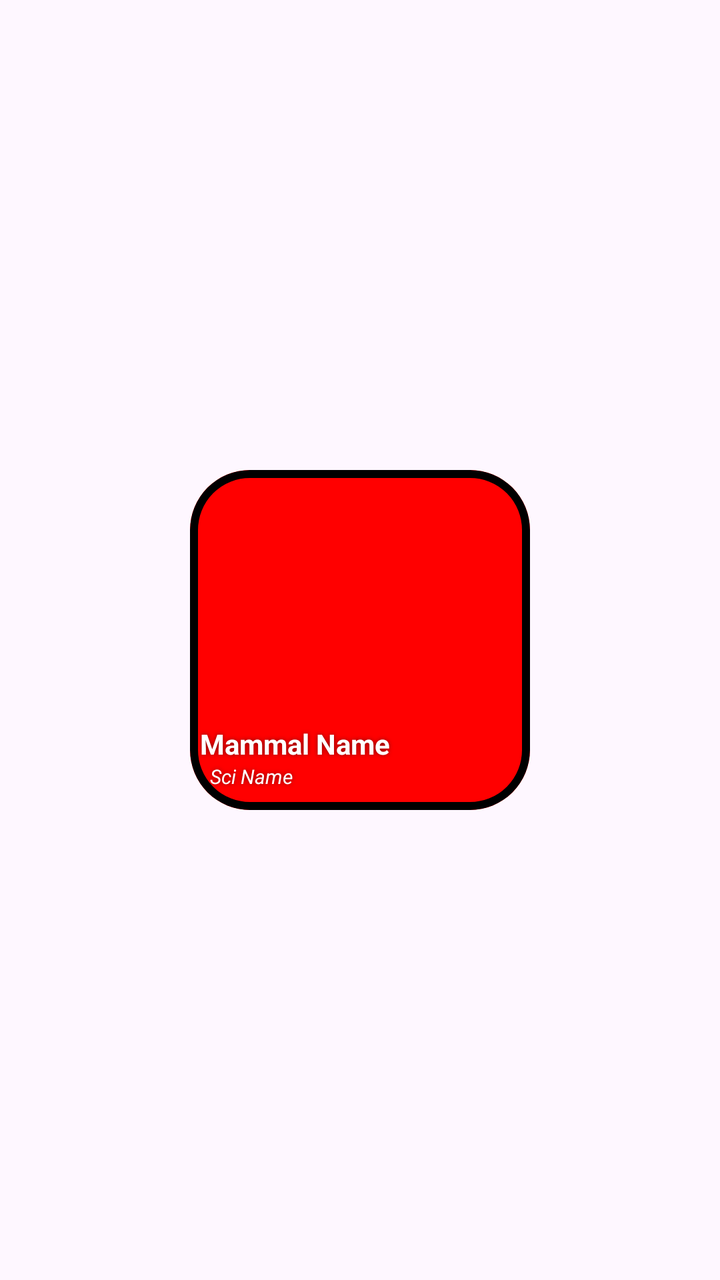
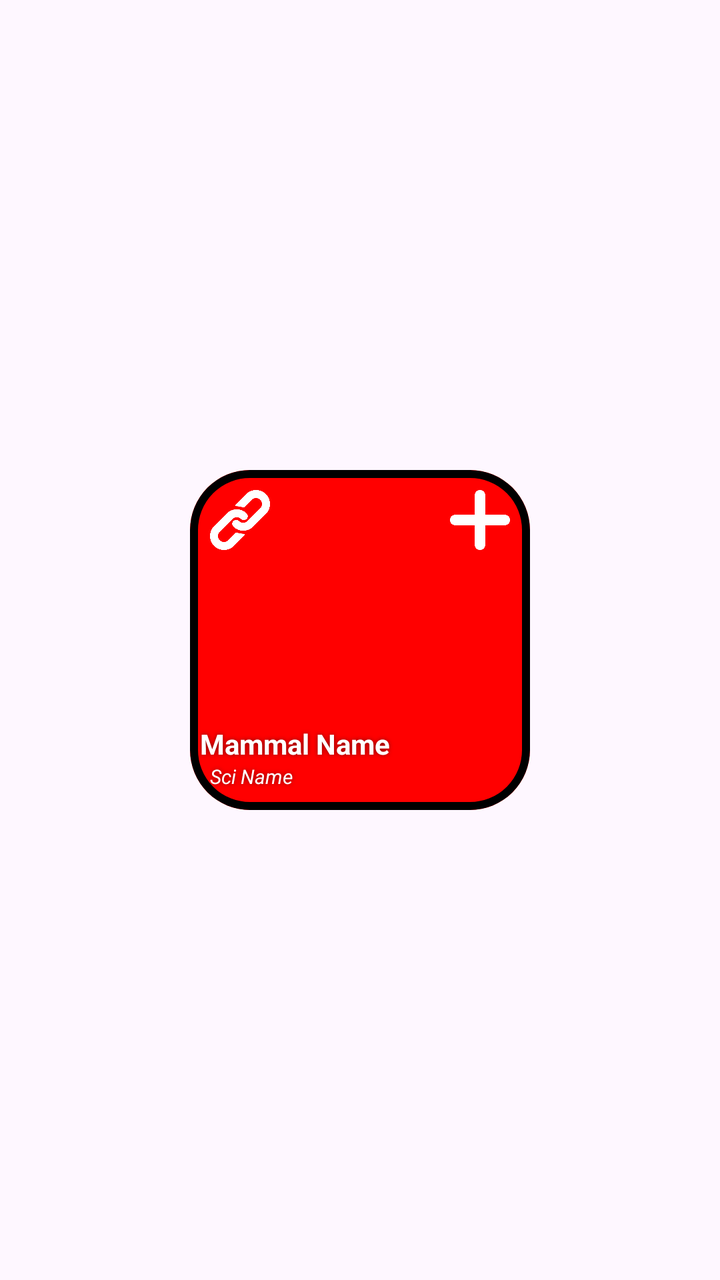

Compare the two renders of this Android layout. The source of the first and the diff that turns it into the second are given below.
<!-- AndroidManifest.xml: application theme Theme.MammalDex -->
<!-- res/layout/species_item.xml -->
<?xml version="1.0" encoding="utf-8"?>
<FrameLayout xmlns:android="http://schemas.android.com/apk/res/android"
    android:layout_width="match_parent"
    android:layout_height="wrap_content"
    xmlns:app="http://schemas.android.com/apk/res-auto"
    android:orientation="vertical"
    android:layout_gravity="center"
    android:layout_marginBottom="10dp"
    android:scaleType="centerCrop"
    app:layout_constraintTop_toTopOf="parent"
    app:layout_constraintStart_toStartOf="parent"
    app:layout_constraintEnd_toEndOf="parent"
    app:layout_constraintTop_toBottomOf="parent">

    <com.google.android.material.card.MaterialCardView
        android:layout_width="170dp"
        android:layout_height="170dp"
        app:cardCornerRadius="30dp"
        app:strokeColor="#000000"
        app:strokeWidth="4dp"
        android:layout_gravity="center"
        android:scaleType="centerCrop"
        >


        <ImageView
            android:id="@+id/mammalImageView"
            android:layout_width="match_parent"
            android:layout_height="match_parent"
            android:background="#FF0000"
            android:scaleType="centerCrop"
            />
        <LinearLayout
            android:id="@+id/mammalTextLayout"
            android:layout_width="match_parent"
            android:layout_height="wrap_content"
            android:layout_marginBottom="10dp"
            android:orientation="vertical"
            app:layout_constraintTop_toTopOf="parent"
            app:layout_constraintStart_toStartOf="parent"
            app:layout_constraintEnd_toEndOf="parent"
            app:layout_constraintTop_toBottomOf="parent"
            android:layout_gravity="bottom|center_vertical">

            <TextView
                android:id="@+id/mammalName"
                android:layout_width="match_parent"
                android:layout_height="wrap_content"
                android:layout_marginStart="5dp"
                android:text="Mammal Name"
                android:textColor="@color/white"
                android:textSize="14sp"
                android:textStyle="bold"
                style="@style/shadowText"/>

            <TextView
                android:id="@+id/mammalSciName"
                android:layout_width="match_parent"
                android:layout_height="wrap_content"
                android:layout_gravity="bottom|center_vertical"
                android:layout_marginStart= "10dp"
                android:textSize="10sp"
                android:textStyle="italic"
                android:text="Sci Name"
                android:textColor="@color/white"
                style="@style/shadowText"/>
        </LinearLayout>
    </com.google.android.material.card.MaterialCardView>






</FrameLayout>
<!-- resources referenced by this layout -->
<resources>
  <color name="white">#FFFFFFFF</color>
  <style name="shadowText">
          <item name="android:shadowColor">#80000000</item>
          <item name="android:shadowDx">0</item>
          <item name="android:shadowDy">0</item>
          <item name="android:shadowRadius">5</item>
      </style>
  <style name="Theme.MammalDex" parent="Base.Theme.MammalDex" />
  <style name="Base.Theme.MammalDex" parent="Theme.Material3.DayNight.NoActionBar">
          
          
      </style>
</resources>

<!-- the commit's change to res/layout/species_item.xml (unified diff, before → after) -->
@@ -13,6 +13,7 @@
     app:layout_constraintTop_toBottomOf="parent">
 
     <com.google.android.material.card.MaterialCardView
+        android:id="@+id/mammalCard"
         android:layout_width="170dp"
         android:layout_height="170dp"
         app:cardCornerRadius="30dp"
@@ -22,7 +23,6 @@
         android:scaleType="centerCrop"
         >
 
-
         <ImageView
             android:id="@+id/mammalImageView"
             android:layout_width="match_parent"
@@ -30,16 +30,48 @@
             android:background="#FF0000"
             android:scaleType="centerCrop"
             />
+
+        <LinearLayout
+            android:layout_width="match_parent"
+            android:layout_height="wrap_content"
+            android:orientation="horizontal"
+            android:layout_gravity="top|center_horizontal"
+            android:layout_marginTop="10dp">
+
+            <ImageView
+                android:id="@+id/mammalWikiLink"
+                android:layout_width="30dp"
+                android:layout_height="30dp"
+                android:layout_marginStart="10dp"
+                android:src="@drawable/icon_link"
+                android:contentDescription="Icon Link"
+                app:tint="@color/white"
+                android:clickable="true"
+                android:focusable="true"/>
+
+            <View
+                android:layout_width="0dp"
+                android:layout_height="1dp"
+                android:layout_weight="1" />
+
+            <ImageView
+                android:id="@+id/mammalSightAdd"
+                android:layout_width="30dp"
+                android:layout_height="30dp"
+                android:layout_marginEnd="10dp"
+                android:src="@drawable/icon_plus"
+                android:contentDescription="Icon Add"
+                app:tint="@color/white"
+                />
+
+        </LinearLayout>
+
         <LinearLayout
             android:id="@+id/mammalTextLayout"
             android:layout_width="match_parent"
             android:layout_height="wrap_content"
             android:layout_marginBottom="10dp"
             android:orientation="vertical"
-            app:layout_constraintTop_toTopOf="parent"
-            app:layout_constraintStart_toStartOf="parent"
-            app:layout_constraintEnd_toEndOf="parent"
-            app:layout_constraintTop_toBottomOf="parent"
             android:layout_gravity="bottom|center_vertical">
 
             <TextView
<!-- resource entries referenced after the edit -->
@@ -1,6 +1,8 @@
 <!-- resources referenced by this layout -->
 <resources>
   <color name="white">#FFFFFFFF</color>
+  <!-- drawable icon_link: png bitmap (drawable, 7583 bytes) -->
+  <!-- drawable icon_plus: png bitmap (drawable, 3024 bytes) -->
   <style name="shadowText">
           <item name="android:shadowColor">#80000000</item>
           <item name="android:shadowDx">0</item>
